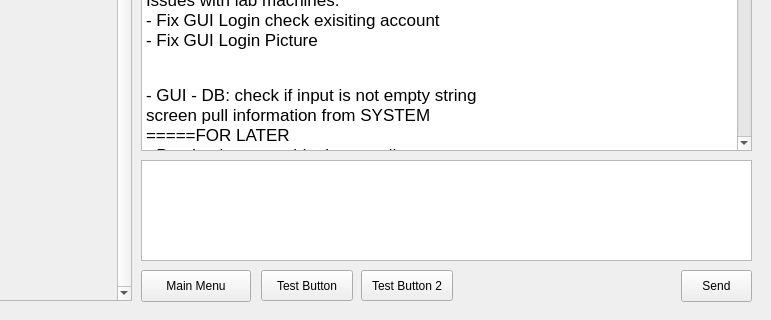
Old version of the form GUI/chatgui.ui in the repository thanhmvu/RocketRapport; both pictures show x 129 to 900 and y 280 to 600 of the 900 by 600 pixel window.
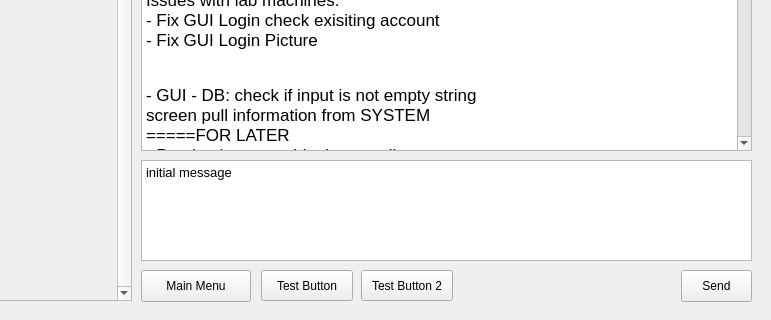
New version of the form.

Commit message: Add framework to Chat screen. Still need DataBase

The edit to the form file:
```diff
--- a/GUI/chatgui.ui
+++ b/GUI/chatgui.ui
@@ -73,6 +73,13 @@
      <height>101</height>
     </rect>
    </property>
+   <property name="html">
+    <string>&lt;!DOCTYPE HTML PUBLIC &quot;-//W3C//DTD HTML 4.0//EN&quot; &quot;http://www.w3.org/TR/REC-html40/strict.dtd&quot;&gt;
+&lt;html&gt;&lt;head&gt;&lt;meta name=&quot;qrichtext&quot; content=&quot;1&quot; /&gt;&lt;style type=&quot;text/css&quot;&gt;
+p, li { white-space: pre-wrap; }
+&lt;/style&gt;&lt;/head&gt;&lt;body style=&quot; font-family:'Sans'; font-size:10pt; font-weight:400; font-style:normal;&quot;&gt;
+&lt;p style=&quot; margin-top:0px; margin-bottom:0px; margin-left:0px; margin-right:0px; -qt-block-indent:0; text-indent:0px;&quot;&gt;initial message&lt;/p&gt;&lt;/body&gt;&lt;/html&gt;</string>
+   </property>
   </widget>
   <widget class="QPushButton" name="pushButton_send_mess">
    <property name="geometry">
```
The commit also changes 4 other files.
